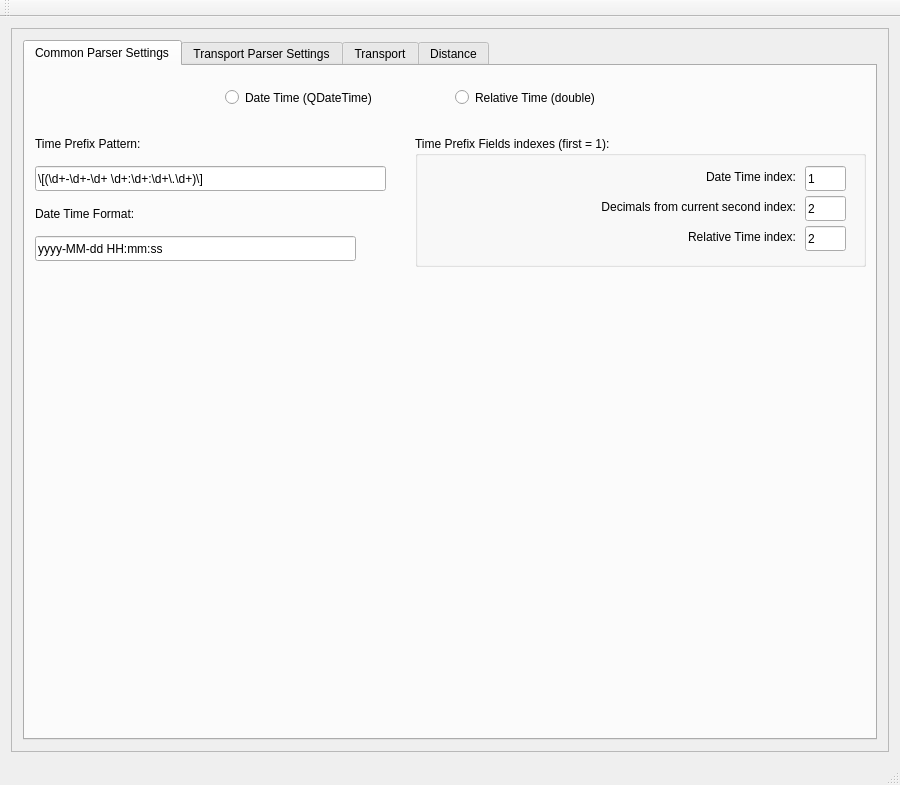
Above: src/gui/mainwindow.ui from dcentelles/comms_log_parser before the change. Below: the same form after it.
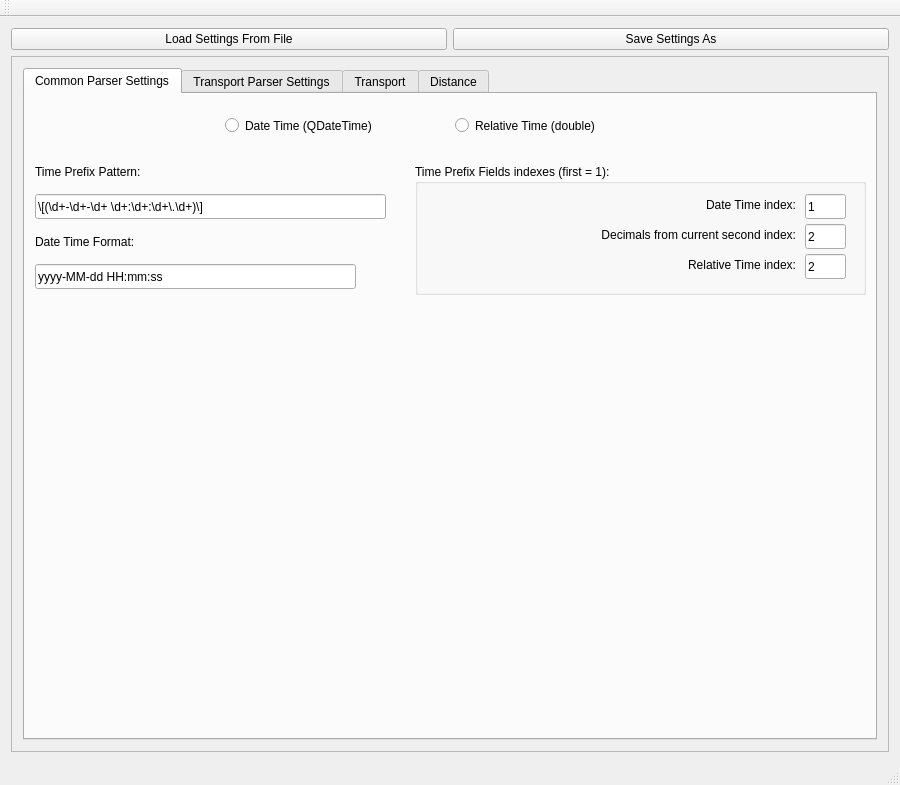
That is the form after the change.

Commit message: add buttons to load/save the log parser settings to a custom file

The edit to the form file:
```diff
--- a/src/gui/mainwindow.ui
+++ b/src/gui/mainwindow.ui
@@ -41,7 +41,7 @@
          <x>0</x>
          <y>0</y>
          <width>880</width>
-         <height>704</height>
+         <height>673</height>
         </rect>
        </property>
        <property name="minimumSize">
@@ -1345,6 +1345,20 @@
       </widget>
      </widget>
     </item>
+    <item row="0" column="1">
+     <widget class="QPushButton" name="saveSettingsAsButton">
+      <property name="text">
+       <string>Save Settings As</string>
+      </property>
+     </widget>
+    </item>
+    <item row="0" column="0">
+     <widget class="QPushButton" name="loadSettingsFromFileButton">
+      <property name="text">
+       <string>Load Settings From File</string>
+      </property>
+     </widget>
+    </item>
    </layout>
   </widget>
   <widget class="QMenuBar" name="menuBar">
```
The commit also changes 2 other files.
